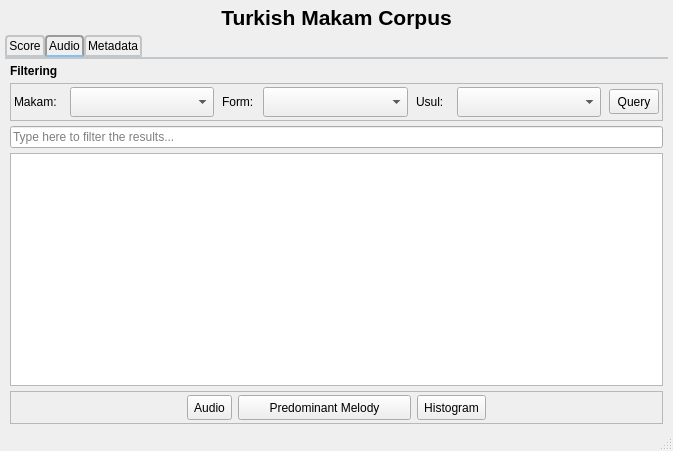
First picture: the form in ui_files/qt_designs/makam_main.ui, repository MTG/dunya-desktop, before the edit.
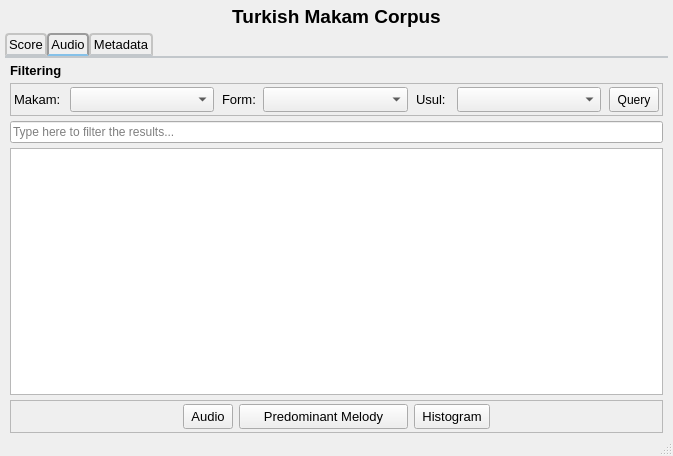
Second picture: the form after the edit. Icons and pictures are not drawn.

Commit message: the fonts sizes are decreased

The edit to the form file:
```diff
--- a/ui_files/qt_designs/makam_main.ui
+++ b/ui_files/qt_designs/makam_main.ui
@@ -7,7 +7,7 @@
     <x>0</x>
     <y>0</y>
     <width>673</width>
-    <height>451</height>
+    <height>456</height>
    </rect>
   </property>
   <property name="baseSize">
@@ -48,8 +48,14 @@
     </property>
     <item row="0" column="0">
      <widget class="QLabel" name="label_makam">
+      <property name="font">
+       <font>
+        <family>Ubuntu</family>
+        <pointsize>11</pointsize>
+       </font>
+      </property>
       <property name="text">
-       <string>&lt;html&gt;&lt;head/&gt;&lt;body&gt;&lt;p&gt;&lt;span style=&quot; font-size:16pt; font-weight:600;&quot;&gt;Turkish Makam Corpus&lt;/span&gt;&lt;/p&gt;&lt;/body&gt;&lt;/html&gt;</string>
+       <string>&lt;html&gt;&lt;head/&gt;&lt;body&gt;&lt;p&gt;&lt;span style=&quot; font-size:14pt; font-weight:600;&quot;&gt;Turkish Makam Corpus&lt;/span&gt;&lt;/p&gt;&lt;/body&gt;&lt;/html&gt;</string>
       </property>
       <property name="alignment">
        <set>Qt::AlignCenter</set>
@@ -61,6 +67,11 @@
     </item>
     <item row="1" column="0">
      <widget class="QTabWidget" name="tabWidget_makam_corpus">
+      <property name="font">
+       <font>
+        <pointsize>10</pointsize>
+       </font>
+      </property>
       <property name="statusTip">
        <string>Audio corpus and audio related features</string>
       </property>
@@ -141,6 +152,11 @@
             <verstretch>0</verstretch>
            </sizepolicy>
           </property>
+          <property name="font">
+           <font>
+            <pointsize>10</pointsize>
+           </font>
+          </property>
           <property name="text">
            <string>&lt;html&gt;&lt;head/&gt;&lt;body&gt;&lt;p&gt;&lt;span style=&quot; font-weight:600;&quot;&gt;Filtering&lt;/span&gt;&lt;/p&gt;&lt;/body&gt;&lt;/html&gt;</string>
           </property>
@@ -189,6 +205,11 @@
                  <height>16777215</height>
                 </size>
                </property>
+               <property name="font">
+                <font>
+                 <pointsize>10</pointsize>
+                </font>
+               </property>
                <property name="text">
                 <string>Makam:</string>
                </property>
@@ -202,9 +223,14 @@
                <property name="minimumSize">
                 <size>
                  <width>0</width>
-                 <height>30</height>
+                 <height>25</height>
                 </size>
                </property>
+               <property name="font">
+                <font>
+                 <pointsize>9</pointsize>
+                </font>
+               </property>
                <property name="statusTip">
                 <string>Select makam</string>
                </property>
@@ -234,6 +260,11 @@
                  <height>16777215</height>
                 </size>
                </property>
+               <property name="font">
+                <font>
+                 <pointsize>10</pointsize>
+                </font>
+               </property>
                <property name="text">
                 <string>Form:</string>
                </property>
@@ -247,9 +278,14 @@
                <property name="minimumSize">
                 <size>
                  <width>0</width>
-                 <height>30</height>
+                 <height>25</height>
                 </size>
                </property>
+               <property name="font">
+                <font>
+                 <pointsize>9</pointsize>
+                </font>
+               </property>
                <property name="statusTip">
                 <string>Select form</string>
                </property>
@@ -285,6 +321,11 @@
                  <height>16777215</height>
                 </size>
                </property>
+               <property name="font">
+                <font>
+                 <pointsize>10</pointsize>
+                </font>
+               </property>
                <property name="text">
                 <string>Usul:</string>
                </property>
@@ -298,9 +339,14 @@
                <property name="minimumSize">
                 <size>
                  <width>0</width>
-                 <height>30</height>
+                 <height>25</height>
                 </size>
                </property>
+               <property name="font">
+                <font>
+                 <pointsize>9</pointsize>
+                </font>
+               </property>
                <property name="statusTip">
                 <string>Select usul</string>
                </property>
@@ -361,6 +407,11 @@
         </item>
         <item>
          <widget class="QLineEdit" name="lineEdit_filter">
+          <property name="font">
+           <font>
+            <pointsize>9</pointsize>
+           </font>
+          </property>
           <property name="text">
            <string/>
           </property>
@@ -371,6 +422,11 @@
         </item>
         <item>
          <widget class="QTableView" name="tableView_results">
+          <property name="font">
+           <font>
+            <pointsize>9</pointsize>
+           </font>
+          </property>
           <property name="styleSheet">
            <string notr="true"/>
           </property>
@@ -439,6 +495,11 @@
                <height>25</height>
               </size>
              </property>
+             <property name="font">
+              <font>
+               <pointsize>10</pointsize>
+              </font>
+             </property>
              <property name="statusTip">
               <string>Download the selected audio recordings</string>
              </property>
@@ -483,6 +544,11 @@
                <height>25</height>
               </size>
              </property>
+             <property name="font">
+              <font>
+               <pointsize>10</pointsize>
+              </font>
+             </property>
              <property name="text">
               <string>Predominant Melody</string>
              </property>
@@ -492,8 +558,8 @@
              </property>
              <property name="iconSize">
               <size>
-               <width>23</width>
-               <height>23</height>
+               <width>20</width>
+               <height>20</height>
               </size>
              </property>
              <property name="toolButtonStyle">
@@ -509,6 +575,11 @@
                <height>25</height>
               </size>
              </property>
+             <property name="font">
+              <font>
+               <pointsize>10</pointsize>
+              </font>
+             </property>
              <property name="text">
               <string>Histogram</string>
              </property>
@@ -559,7 +630,19 @@
     </rect>
    </property>
   </widget>
-  <widget class="QStatusBar" name="statusbar_makam"/>
+  <widget class="QStatusBar" name="statusbar_makam">
+   <property name="minimumSize">
+    <size>
+     <width>0</width>
+     <height>18</height>
+    </size>
+   </property>
+   <property name="font">
+    <font>
+     <pointsize>9</pointsize>
+    </font>
+   </property>
+  </widget>
  </widget>
  <resources>
   <include location="resources.qrc"/>
```
The commit also changes 1 other file.
